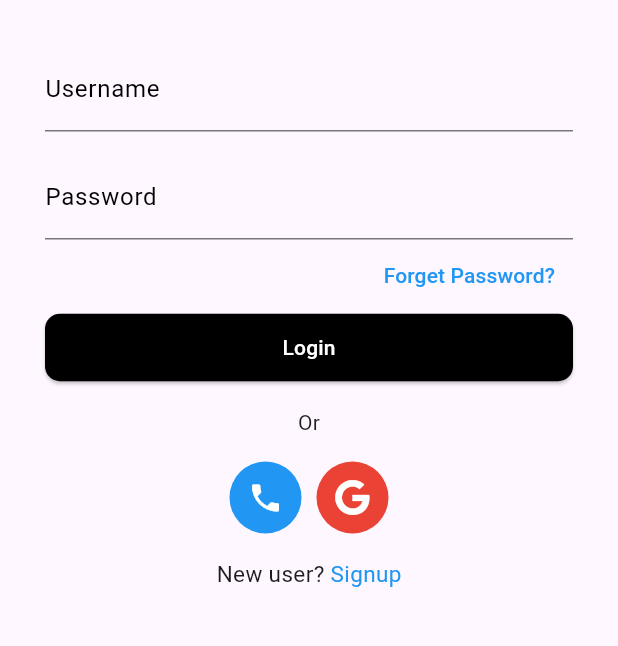
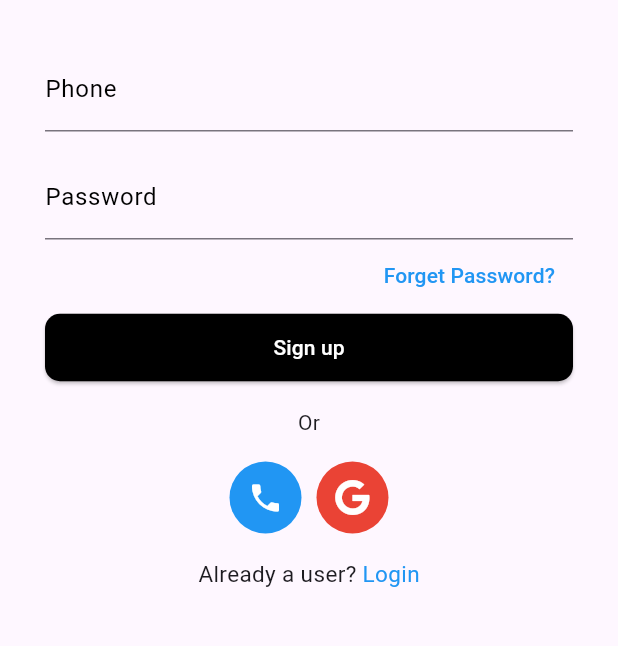
Before and after one commit to leehourr/service-hub-flutter, a Flutter app: the screen it shows after launch, on a phone screen of 412 x 824 dp, the part 215-861 px from its top. Run offline on Flutter 3.47's test engine with Material 3 defaults, Android fonts, the phone set to English and light mode, and no system bars; our stand-ins replace font_awesome_flutter.

Commit message:
added signup screen

```diff
--- a/lib/main.dart
+++ b/lib/main.dart
@@ -1,5 +1,6 @@
 import 'package:flutter/material.dart';
 import 'package:service_hub/screen/auth/login_screen.dart';
+import 'package:service_hub/screen/auth/signup_screen.dart';
 
 void main() {
   runApp(const MyApp());
@@ -12,7 +13,7 @@ class MyApp extends StatelessWidget {
   @override
   Widget build(BuildContext context) {
     return const MaterialApp(
-      home: LoginScreen(),
+      home: SignupScreen(),
     );
   }
 }
--- a/lib/screen/auth/login_screen.dart
+++ b/lib/screen/auth/login_screen.dart
@@ -45,7 +45,7 @@ class _LoginScreenState extends State<LoginScreen> {
                       TextFormField(
                         controller: usernameController,
                         decoration: const InputDecoration(
-                          labelText: 'Username',
+                          labelText: 'Email or username',
                           focusedBorder: OutlineInputBorder(
                             borderSide: BorderSide(color: Colors.black),
                           ),
@@ -55,7 +55,7 @@ class _LoginScreenState extends State<LoginScreen> {
                         ),
                         validator: (value) {
                           if (value == null || value.isEmpty) {
-                            return 'Please enter a username';
+                            return 'Please enter a email or username';
                           }
                           return null;
                         },
@@ -77,6 +77,14 @@ class _LoginScreenState extends State<LoginScreen> {
                           if (value == null || value.isEmpty) {
                             return 'Please enter a password';
                           }
+                          // Check if the password is 8 characters or longer
+                          if (value.length < 8) {
+                            return 'Password must be 8 characters or longer';
+                          }
+                          // Check if the password includes at least one numeric character
+                          if (!RegExp(r'\d').hasMatch(value)) {
+                            return 'Password must include at least one numeric character';
+                          }
                           return null;
                         },
                       ),
@@ -87,7 +95,7 @@ class _LoginScreenState extends State<LoginScreen> {
                         child: TextButton(
                           onPressed: () {
                             // Handle forget password action
-                            log('Forget Password clicked');
+                            // print('Forget Password clicked');
                           },
                           child: const Text(
                             'Forget Password?',
@@ -111,7 +119,7 @@ class _LoginScreenState extends State<LoginScreen> {
                             final password = passwordController.text;
 
                             // Replace this with your authentication logic
-                            log('Username: $username, Password: $password');
+                            // print('Username: $username, Password: $password');
                           }
                         },
                         child: const Text(
@@ -141,7 +149,7 @@ class _LoginScreenState extends State<LoginScreen> {
                               // padding: const EdgeInsets.all(2.0),
                               tooltip: 'Phone',
                               onPressed: () {
-                                log('Phone authentication clicked');
+                                // print('Phone authentication clicked');
                               },
                             ),
                           ),
@@ -158,7 +166,7 @@ class _LoginScreenState extends State<LoginScreen> {
                               // padding: const EdgeInsets.all(2.0),
                               tooltip: 'Google',
                               onPressed: () {
-                                log('Google authentication clicked');
+                                // print('Google authentication clicked');
                               },
                             ),
                           ),
@@ -179,7 +187,7 @@ class _LoginScreenState extends State<LoginScreen> {
                           InkWell(
                             onTap: () {
                               // Handle signup action
-                              log('Signup clicked');
+                              // print('Signup clicked');
                             },
                             child: const Text(
                               ' Signup',
--- a/lib/screen/auth/signup_screen.dart
+++ b/lib/screen/auth/signup_screen.dart
@@ -0,0 +1,212 @@
+import 'package:flutter/material.dart';
+
+import 'package:font_awesome_flutter/font_awesome_flutter.dart';
+
+class SignupScreen extends StatefulWidget {
+  const SignupScreen({super.key});
+
+  @override
+  State<SignupScreen> createState() => _SignupScreenState();
+}
+
+class _SignupScreenState extends State<SignupScreen> {
+  final _formKey = GlobalKey<FormState>();
+  final TextEditingController usernameController = TextEditingController();
+  final TextEditingController passwordController = TextEditingController();
+
+  @override
+  @override
+  Widget build(BuildContext context) {
+    return Scaffold(
+        appBar: AppBar(
+          automaticallyImplyLeading: false,
+        ),
+        body: SingleChildScrollView(
+          child: Padding(
+            padding: const EdgeInsets.all(30),
+            child: Column(
+              crossAxisAlignment: CrossAxisAlignment.center,
+              mainAxisAlignment: MainAxisAlignment.center,
+              children: [
+                const Text(
+                  'Service Hub',
+                  style: TextStyle(
+                    fontSize: 40.0,
+                    fontWeight: FontWeight.bold,
+                  ),
+                ),
+                const SizedBox(height: 32.0),
+                Form(
+                  key: _formKey,
+                  child: Column(
+                    children: [
+                      TextFormField(
+                        controller: usernameController,
+                        decoration: const InputDecoration(
+                          labelText: 'Phone',
+                          focusedBorder: OutlineInputBorder(
+                            borderSide: BorderSide(color: Colors.black),
+                          ),
+                          labelStyle: TextStyle(
+                            color: Colors.black, // Placeholder color
+                          ),
+                          prefixText: '+855 ',
+                          prefixStyle: TextStyle(color: Colors.black),
+                        ),
+                        validator: (value) {
+                          if (value == null || value.isEmpty) {
+                            return 'Please enter a phone number';
+                          }
+                          // Check if the entered value contains only numeric characters
+                          if (!RegExp(r'^[0-9]+$').hasMatch(value)) {
+                            return 'Please enter a valid phone number';
+                          }
+                          return null;
+                        },
+                      ),
+                      const SizedBox(height: 16.0),
+                      TextFormField(
+                        controller: passwordController,
+                        obscureText: true,
+                        decoration: const InputDecoration(
+                          labelText: 'Password',
+                          focusedBorder: OutlineInputBorder(
+                            borderSide: BorderSide(color: Colors.black),
+                          ),
+                          labelStyle: TextStyle(
+                            color: Colors.black, // Placeholder color
+                          ),
+                        ),
+                        validator: (value) {
+                          if (value == null || value.isEmpty) {
+                            return 'Please enter a password';
+                          }
+                          // Check if the password is 8 characters or longer
+                          if (value.length < 8) {
+                            return 'Password must be 8 characters or longer';
+                          }
+                          // Check if the password includes at least one numeric character
+                          if (!RegExp(r'\d').hasMatch(value)) {
+                            return 'Password must include at least one numeric character';
+                          }
+                          return null;
+                        },
+                      ),
+                      // const SizedBox(height: 4.0),
+                      // const SizedBox(height: 8.0),
+                      Align(
+                        alignment: Alignment.centerRight,
+                        child: TextButton(
+                          onPressed: () {
+                            // Handle forget password action
+                            // print('Forget Password clicked');
+                          },
+                          child: const Text(
+                            'Forget Password?',
+                            style: TextStyle(color: Colors.blue),
+                          ),
+                        ),
+                      ),
+                      ElevatedButton(
+                        style: ElevatedButton.styleFrom(
+                          backgroundColor: Colors.black,
+                          shape: RoundedRectangleBorder(
+                            borderRadius: BorderRadius.circular(
+                                10.0), // Adjust the radius as needed
+                          ),
+                          minimumSize: const Size.fromHeight(45),
+                        ),
+                        onPressed: () {
+                          if (_formKey.currentState?.validate() ?? false) {
+                            // Validation passed, handle Signup
+                            final username = usernameController.text;
+                            final password = passwordController.text;
+
+                            // Replace this with your authentication logic
+                            // print('Username: $username, Password: $password');
+                          }
+                        },
+                        child: const Text(
+                          'Sign up',
+                          style: TextStyle(color: Colors.white),
+                        ),
+                      ),
+
+                      const SizedBox(height: 16.0),
+                      const Align(
+                          alignment: Alignment.center, child: Text('Or')),
+                      const SizedBox(height: 16.0),
+                      Row(
+                        mainAxisAlignment: MainAxisAlignment.center,
+                        children: [
+                          Container(
+                            margin: const EdgeInsets.only(right: 10.0),
+                            decoration: BoxDecoration(
+                              color: Colors
+                                  .blue, // Set your desired background color here
+                              borderRadius: BorderRadius.circular(
+                                  25.0), // Adjust the radius as needed
+                            ),
+                            child: IconButton(
+                              icon: const Icon(Icons.phone),
+                              color: Colors.white,
+                              // padding: const EdgeInsets.all(2.0),
+                              tooltip: 'Phone',
+                              onPressed: () {
+                                // print('Phone authentication clicked');
+                              },
+                            ),
+                          ),
+                          Container(
+                            decoration: BoxDecoration(
+                              color: const Color(
+                                  0xFFEA4335), // Set your desired background color here
+                              borderRadius: BorderRadius.circular(
+                                  25.0), // Adjust the radius as needed
+                            ),
+                            child: IconButton(
+                              icon: const FaIcon(FontAwesomeIcons.google),
+                              color: Colors.white,
+                              // padding: const EdgeInsets.all(2.0),
+                              tooltip: 'Google',
+                              onPressed: () {
+                                // print('Google authentication clicked');
+                              },
+                            ),
+                          ),
+                        ],
+                      ),
+
+                      const SizedBox(height: 16.0),
+                      Row(
+                        crossAxisAlignment: CrossAxisAlignment.center,
+                        mainAxisAlignment: MainAxisAlignment.center,
+                        children: [
+                          const Text(
+                            'Already a user?',
+                            style: TextStyle(
+                              fontSize: 15,
+                            ),
+                          ),
+                          InkWell(
+                            onTap: () {
+                              // Handle signup action
+                              // print('Signup clicked');
+                            },
+                            child: const Text(
+                              ' Login',
+                              style:
+                                  TextStyle(fontSize: 15, color: Colors.blue),
+                            ),
+                          )
+                        ],
+                      ),
+                    ],
+                  ),
+                ),
+              ],
+            ),
+          ),
+        ));
+  }
+}
```
